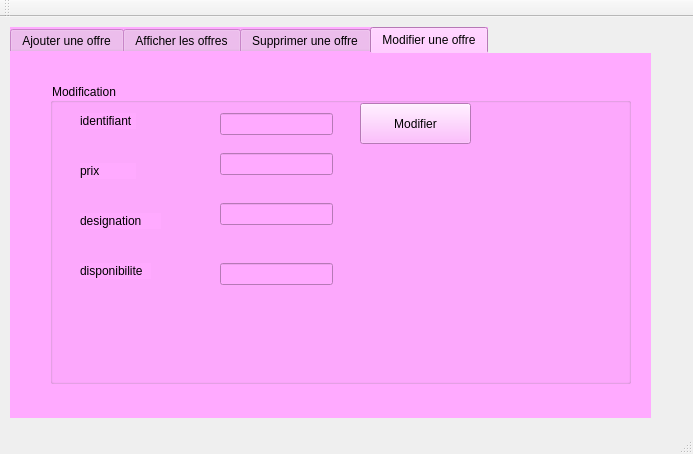
First picture: the form in mainwindow.ui, repository guir0t/Smart-Beauty-Center-2A15, before the edit.
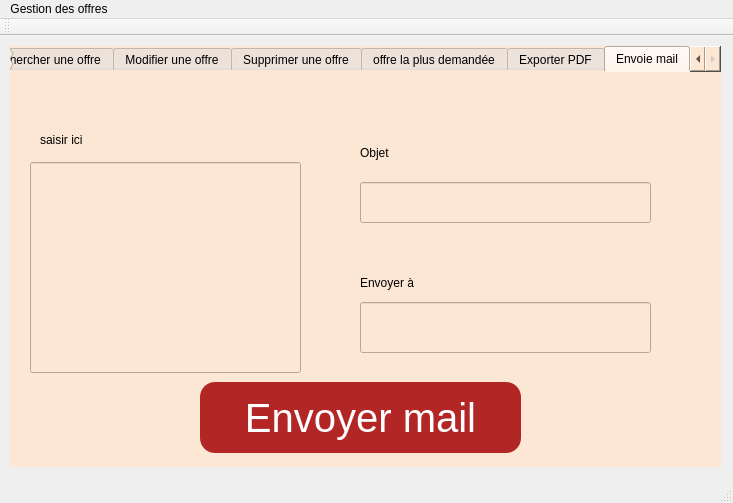
Second picture: the form after the edit. The open tabs and pages were chosen to show the change.

Commit message: ajout offre plus demandé

```diff
--- a/mainwindow.ui
+++ b/mainwindow.ui
@@ -6,8 +6,8 @@
    <rect>
     <x>0</x>
     <y>0</y>
-    <width>693</width>
-    <height>454</height>
+    <width>733</width>
+    <height>503</height>
    </rect>
   </property>
   <property name="windowTitle">
@@ -19,15 +19,15 @@
      <rect>
       <x>10</x>
       <y>10</y>
-      <width>641</width>
-      <height>391</height>
+      <width>711</width>
+      <height>421</height>
      </rect>
     </property>
     <property name="styleSheet">
-     <string notr="true">background-color: rgb(255, 170, 255);
-gridline-color: rgb(255, 0, 255);
+     <string notr="true">background-color: rgb(252,231,212);
 
-font: 75 9pt &quot;Agency FB&quot;;
+
+font: 75 11pt &quot;Agency FB&quot;;
 border-color: rgb(170, 85, 255);</string>
     </property>
     <property name="currentIndex">
@@ -156,6 +156,60 @@
       </widget>
      </widget>
     </widget>
+    <widget class="QWidget" name="tab_6">
+     <attribute name="title">
+      <string>Trier les offres</string>
+     </attribute>
+     <widget class="QPushButton" name="triePB">
+      <property name="geometry">
+       <rect>
+        <x>240</x>
+        <y>70</y>
+        <width>91</width>
+        <height>31</height>
+       </rect>
+      </property>
+      <property name="text">
+       <string>PRIX</string>
+      </property>
+     </widget>
+     <widget class="QTableView" name="tab_trier">
+      <property name="geometry">
+       <rect>
+        <x>40</x>
+        <y>110</y>
+        <width>671</width>
+        <height>261</height>
+       </rect>
+      </property>
+     </widget>
+     <widget class="QLabel" name="label_11">
+      <property name="geometry">
+       <rect>
+        <x>350</x>
+        <y>20</y>
+        <width>91</width>
+        <height>16</height>
+       </rect>
+      </property>
+      <property name="text">
+       <string>Trier suivant</string>
+      </property>
+     </widget>
+     <widget class="QPushButton" name="triePB_2">
+      <property name="geometry">
+       <rect>
+        <x>400</x>
+        <y>70</y>
+        <width>111</width>
+        <height>31</height>
+       </rect>
+      </property>
+      <property name="text">
+       <string>DESIGNATION</string>
+      </property>
+     </widget>
+    </widget>
     <widget class="QWidget" name="tab_2">
      <attribute name="title">
       <string>Afficher les offres</string>
@@ -171,9 +225,9 @@
       </property>
      </widget>
     </widget>
-    <widget class="QWidget" name="tab_3">
+    <widget class="QWidget" name="tab_rech">
      <attribute name="title">
-      <string>Supprimer une offre</string>
+      <string>Chercher une offre</string>
      </attribute>
      <widget class="QLabel" name="label_5">
       <property name="geometry">
@@ -223,10 +277,10 @@
      <widget class="QGroupBox" name="groupBox_2">
       <property name="geometry">
        <rect>
-        <x>40</x>
-        <y>30</y>
-        <width>581</width>
-        <height>301</height>
+        <x>30</x>
+        <y>20</y>
+        <width>611</width>
+        <height>321</height>
        </rect>
       </property>
       <property name="title">
@@ -235,8 +289,8 @@
       <widget class="QLabel" name="label_6">
        <property name="geometry">
         <rect>
-         <x>30</x>
-         <y>30</y>
+         <x>20</x>
+         <y>40</y>
          <width>56</width>
          <height>16</height>
         </rect>
@@ -248,10 +302,10 @@
       <widget class="QLabel" name="label_7">
        <property name="geometry">
         <rect>
-         <x>30</x>
-         <y>80</y>
-         <width>56</width>
-         <height>16</height>
+         <x>20</x>
+         <y>100</y>
+         <width>81</width>
+         <height>31</height>
         </rect>
        </property>
        <property name="text">
@@ -261,8 +315,8 @@
       <widget class="QLabel" name="label_8">
        <property name="geometry">
         <rect>
-         <x>30</x>
-         <y>130</y>
+         <x>20</x>
+         <y>170</y>
          <width>81</width>
          <height>16</height>
         </rect>
@@ -274,10 +328,10 @@
       <widget class="QLabel" name="label_9">
        <property name="geometry">
         <rect>
-         <x>30</x>
-         <y>180</y>
-         <width>71</width>
-         <height>16</height>
+         <x>20</x>
+         <y>240</y>
+         <width>91</width>
+         <height>31</height>
         </rect>
        </property>
        <property name="text">
@@ -287,50 +341,50 @@
       <widget class="QLineEdit" name="Le_id_2">
        <property name="geometry">
         <rect>
-         <x>170</x>
+         <x>132</x>
          <y>30</y>
-         <width>113</width>
-         <height>22</height>
+         <width>151</width>
+         <height>41</height>
         </rect>
        </property>
       </widget>
       <widget class="QLineEdit" name="le_prix_2">
        <property name="geometry">
         <rect>
-         <x>170</x>
-         <y>70</y>
-         <width>113</width>
-         <height>22</height>
+         <x>130</x>
+         <y>110</y>
+         <width>151</width>
+         <height>31</height>
         </rect>
        </property>
       </widget>
       <widget class="QLineEdit" name="le_designation_2">
        <property name="geometry">
         <rect>
-         <x>170</x>
-         <y>120</y>
-         <width>113</width>
-         <height>22</height>
+         <x>132</x>
+         <y>161</y>
+         <width>151</width>
+         <height>31</height>
         </rect>
        </property>
       </widget>
       <widget class="QLineEdit" name="le_disponibilite_2">
        <property name="geometry">
         <rect>
-         <x>170</x>
-         <y>180</y>
-         <width>113</width>
-         <height>22</height>
+         <x>130</x>
+         <y>240</y>
+         <width>151</width>
+         <height>31</height>
         </rect>
        </property>
       </widget>
       <widget class="QPushButton" name="pb_modifier">
        <property name="geometry">
         <rect>
-         <x>310</x>
-         <y>20</y>
-         <width>111</width>
-         <height>41</height>
+         <x>370</x>
+         <y>80</y>
+         <width>121</width>
+         <height>61</height>
         </rect>
        </property>
        <property name="text">
@@ -339,6 +393,214 @@
       </widget>
      </widget>
     </widget>
+    <widget class="QWidget" name="tab_3">
+     <attribute name="title">
+      <string>Supprimer une offre</string>
+     </attribute>
+     <widget class="QLabel" name="label_5">
+      <property name="geometry">
+       <rect>
+        <x>20</x>
+        <y>60</y>
+        <width>91</width>
+        <height>16</height>
+       </rect>
+      </property>
+      <property name="text">
+       <string>Identifiant</string>
+      </property>
+     </widget>
+     <widget class="QLineEdit" name="le_offresupp">
+      <property name="geometry">
+       <rect>
+        <x>172</x>
+        <y>51</y>
+        <width>131</width>
+        <height>31</height>
+       </rect>
+      </property>
+      <property name="styleSheet">
+       <string notr="true"/>
+      </property>
+     </widget>
+     <widget class="QPushButton" name="pb_supp">
+      <property name="geometry">
+       <rect>
+        <x>190</x>
+        <y>110</y>
+        <width>93</width>
+        <height>28</height>
+       </rect>
+      </property>
+      <property name="text">
+       <string>Supprimer</string>
+      </property>
+     </widget>
+     <zorder>le_offresupp</zorder>
+     <zorder>label_5</zorder>
+     <zorder>pb_supp</zorder>
+    </widget>
+    <widget class="QWidget" name="tab_7">
+     <attribute name="title">
+      <string>offre la plus demandée</string>
+     </attribute>
+     <widget class="QTableView" name="tab_offrepd">
+      <property name="geometry">
+       <rect>
+        <x>20</x>
+        <y>160</y>
+        <width>671</width>
+        <height>161</height>
+       </rect>
+      </property>
+     </widget>
+     <widget class="QPushButton" name="offr_PD">
+      <property name="geometry">
+       <rect>
+        <x>250</x>
+        <y>50</y>
+        <width>161</width>
+        <height>28</height>
+       </rect>
+      </property>
+      <property name="text">
+       <string>L'offre la plus demandé</string>
+      </property>
+     </widget>
+    </widget>
+    <widget class="QWidget" name="tab_5">
+     <attribute name="title">
+      <string>Exporter PDF</string>
+     </attribute>
+     <widget class="QPushButton" name="PDF_pb">
+      <property name="geometry">
+       <rect>
+        <x>230</x>
+        <y>130</y>
+        <width>231</width>
+        <height>71</height>
+       </rect>
+      </property>
+      <property name="styleSheet">
+       <string notr="true">QPushButton {
+color: #fff;
+background:#b22626;
+border-radius: 15px;
+font-size:40px;
+font-family:Arial, Helvetica, sans-serif;
+}
+QPushButton:hover {
+color:#fff;
+border:15px;
+background:#6a1616;
+}</string>
+      </property>
+      <property name="text">
+       <string>Export PDF</string>
+      </property>
+     </widget>
+    </widget>
+    <widget class="QWidget" name="widget">
+     <attribute name="title">
+      <string>Envoie mail</string>
+     </attribute>
+     <widget class="QPushButton" name="pb_send">
+      <property name="geometry">
+       <rect>
+        <x>190</x>
+        <y>310</y>
+        <width>321</width>
+        <height>71</height>
+       </rect>
+      </property>
+      <property name="styleSheet">
+       <string notr="true">QPushButton {
+color: #fff;
+background:#b22626;
+border-radius: 15px;
+font-size:40px;
+font-family:Arial, Helvetica, sans-serif;
+}
+QPushButton:hover {
+color:#fff;
+border:15px;
+background:#6a1616;
+}</string>
+      </property>
+      <property name="text">
+       <string>Envoyer mail</string>
+      </property>
+     </widget>
+     <widget class="QLineEdit" name="Le_cont">
+      <property name="geometry">
+       <rect>
+        <x>20</x>
+        <y>90</y>
+        <width>271</width>
+        <height>211</height>
+       </rect>
+      </property>
+     </widget>
+     <widget class="QLabel" name="label_13">
+      <property name="geometry">
+       <rect>
+        <x>350</x>
+        <y>190</y>
+        <width>111</width>
+        <height>41</height>
+       </rect>
+      </property>
+      <property name="text">
+       <string>Envoyer à</string>
+      </property>
+     </widget>
+     <widget class="QLineEdit" name="Le_mail">
+      <property name="geometry">
+       <rect>
+        <x>350</x>
+        <y>230</y>
+        <width>291</width>
+        <height>51</height>
+       </rect>
+      </property>
+     </widget>
+     <widget class="QLabel" name="label_14">
+      <property name="geometry">
+       <rect>
+        <x>30</x>
+        <y>60</y>
+        <width>56</width>
+        <height>16</height>
+       </rect>
+      </property>
+      <property name="text">
+       <string>saisir ici</string>
+      </property>
+     </widget>
+     <widget class="QLineEdit" name="Le_objet">
+      <property name="geometry">
+       <rect>
+        <x>350</x>
+        <y>110</y>
+        <width>291</width>
+        <height>41</height>
+       </rect>
+      </property>
+     </widget>
+     <widget class="QLabel" name="label_15">
+      <property name="geometry">
+       <rect>
+        <x>350</x>
+        <y>60</y>
+        <width>111</width>
+        <height>41</height>
+       </rect>
+      </property>
+      <property name="text">
+       <string>Objet</string>
+      </property>
+     </widget>
+    </widget>
    </widget>
   </widget>
   <widget class="QMenuBar" name="menuBar">
@@ -346,10 +608,16 @@
     <rect>
      <x>0</x>
      <y>0</y>
-     <width>693</width>
+     <width>733</width>
      <height>26</height>
     </rect>
    </property>
+   <widget class="QMenu" name="menuGestion_des_offres">
+    <property name="title">
+     <string>Gestion des offres</string>
+    </property>
+   </widget>
+   <addaction name="menuGestion_des_offres"/>
   </widget>
   <widget class="QToolBar" name="mainToolBar">
    <attribute name="toolBarArea">
```
Left out of the diff: 152 changed lines with no effect on the pictures. The commit also changes 7 other files.
